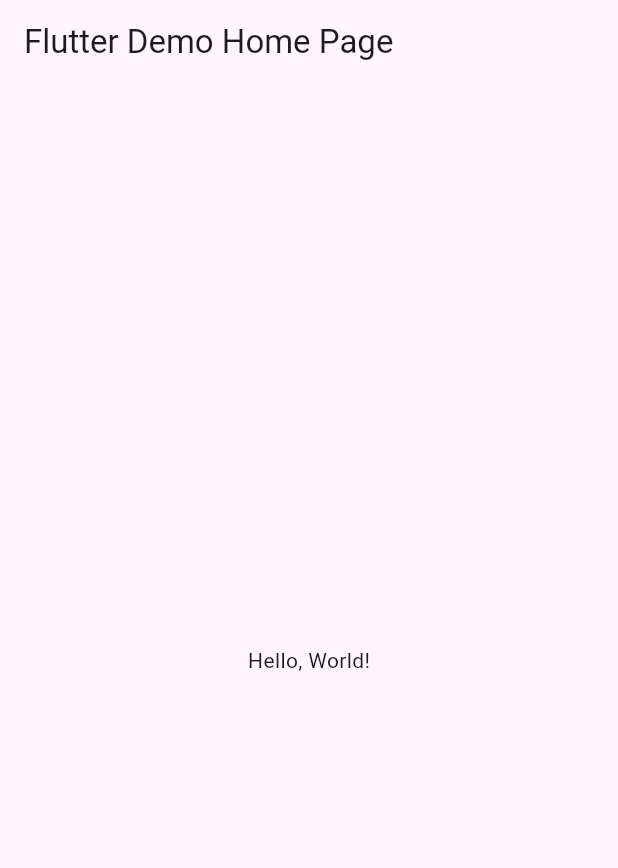
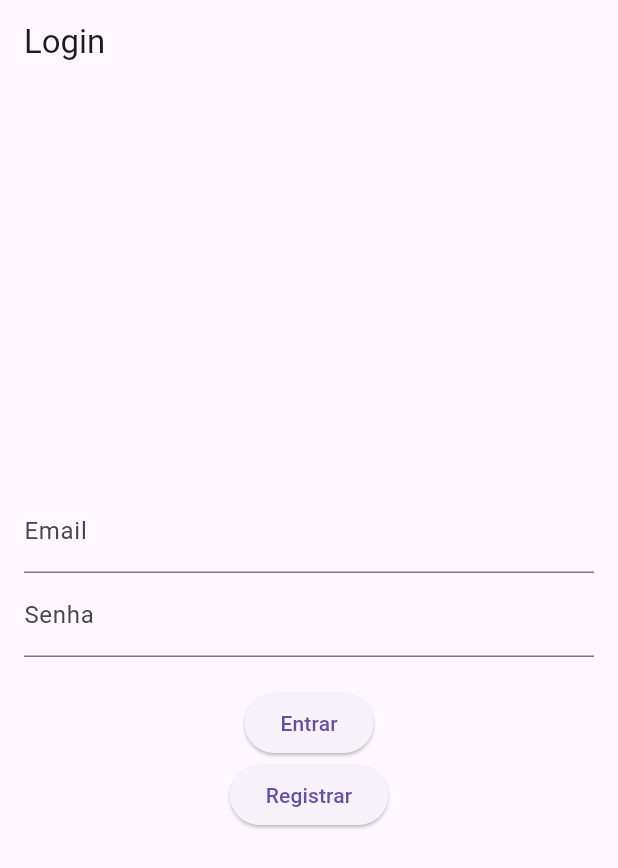
Before and after one commit to thalesleall/dev-mob-weather-app, a Flutter app: the screen it shows after launch, on a phone screen of 412 x 824 dp. Shown: the top 868 px of the screen. Run offline on Flutter 3.47's test engine with Material 3 defaults, Android fonts, the phone set to English and light mode, and no system bars; our stand-ins replace firebase_auth, firebase_core; accounts and stored records are empty.

Commit message:
First Commit

```diff
--- a/lib/main.dart
+++ b/lib/main.dart
@@ -1,42 +1,39 @@
 import 'package:flutter/material.dart';
+import 'package:firebase_core/firebase_core.dart';
+import 'package:firebase_auth/firebase_auth.dart';
+import 'firebase_options.dart'; // <-- adicionado
+import 'screens/login_screen.dart';
+import 'screens/home_screen.dart';
 
-void main() => runApp(MyApp());
+void main() async {
+  WidgetsFlutterBinding.ensureInitialized();
+  await Firebase.initializeApp(
+    options: DefaultFirebaseOptions.currentPlatform, // <-- adicionado
+  );
+  runApp(const MyApp());
+}
 
 class MyApp extends StatelessWidget {
-  const MyApp({super.key});
-  // This widget is the root of your application.
+  const MyApp({Key? key}) : super(key: key);
+
   @override
   Widget build(BuildContext context) {
     return MaterialApp(
-      // Application name
-      title: 'Flutter Hello World',
-      // Application theme data, you can set the colors for the application as
-      // you want
-      theme: ThemeData(
-        // useMaterial3: false,
-        primarySwatch: Colors.blue,
-      ),
-      // A widget which will be started on application startup
-      home: MyHomePage(title: 'Flutter Demo Home Page'),
-    );
-  }
-}
-
-class MyHomePage extends StatelessWidget {
-  final String title;
-  const MyHomePage({super.key, required this.title});
-
-  @override
-  Widget build(BuildContext context) {
-    return Scaffold(
-      appBar: AppBar(
-        // The title text which will be shown on the action bar
-        title: Text(title),
-      ),
-      body: Center(
-        child: Text(
-          'Hello, World!',
-        ),
+      title: 'Weather App',
+      theme: ThemeData(primarySwatch: Colors.blue),
+      home: StreamBuilder<User?>(
+        stream: FirebaseAuth.instance.authStateChanges(),
+        builder: (context, snapshot) {
+          if (snapshot.connectionState == ConnectionState.waiting) {
+            return const Scaffold(
+              body: Center(child: CircularProgressIndicator()),
+            );
+          }
+          if (snapshot.hasData) {
+            return const HomeScreen();
+          }
+          return const LoginScreen();
+        },
       ),
     );
   }
--- /dev/null
+++ b/lib/screens/login_screen.dart
@@ -0,0 +1,68 @@
+import 'package:flutter/material.dart';
+import 'package:firebase_auth/firebase_auth.dart';
+
+class LoginScreen extends StatefulWidget {
+  const LoginScreen({Key? key}) : super(key: key);
+
+  @override
+  State<LoginScreen> createState() => _LoginScreenState();
+}
+
+class _LoginScreenState extends State<LoginScreen> {
+  final TextEditingController _emailController = TextEditingController();
+  final TextEditingController _passwordController = TextEditingController();
+
+  Future<void> _signIn() async {
+    try {
+      await FirebaseAuth.instance.signInWithEmailAndPassword(
+        email: _emailController.text.trim(),
+        password: _passwordController.text.trim(),
+      );
+    } on FirebaseAuthException catch (e) {
+      ScaffoldMessenger.of(context).showSnackBar(SnackBar(
+        content: Text(e.message ?? 'Erro desconhecido'),
+      ));
+    }
+  }
+
+  Future<void> _register() async {
+    try {
+      await FirebaseAuth.instance.createUserWithEmailAndPassword(
+        email: _emailController.text.trim(),
+        password: _passwordController.text.trim(),
+      );
+    } on FirebaseAuthException catch (e) {
+      ScaffoldMessenger.of(context).showSnackBar(SnackBar(
+        content: Text(e.message ?? 'Erro desconhecido'),
+      ));
+    }
+  }
+
+  @override
+  Widget build(BuildContext context) {
+    return Scaffold(
+      appBar: AppBar(title: const Text('Login')),
+      body: Padding(
+        padding: const EdgeInsets.all(16.0),
+        child: Column(
+          mainAxisAlignment: MainAxisAlignment.center,
+          children: [
+            TextField(
+              controller: _emailController,
+              decoration: const InputDecoration(labelText: 'Email'),
+            ),
+            TextField(
+              controller: _passwordController,
+              decoration: const InputDecoration(labelText: 'Senha'),
+              obscureText: true,
+            ),
+            const SizedBox(height: 20),
+            ElevatedButton(onPressed: _signIn, child: const Text('Entrar')),
+            ElevatedButton(
+                onPressed: _register, child: const Text('Registrar')),
+          ],
+        ),
+      ),
+    );
+  }
+}
--- a/pubspec.yaml
+++ b/pubspec.yaml
@@ -10,11 +10,15 @@ environment:
 dependencies:
   flutter:
     sdk: flutter
+  firebase_core: ^2.27.0  # <-- Atualize para a última versão estável
+  firebase_auth: ^4.17.8  # <-- Atualize para a última versão estável
+  http: ^1.1.0
 
 dev_dependencies:
   flutter_test:
     sdk: flutter
-  flutter_lints: ^4.0.0
+  flutter_lints: ^4.0.0 # Considere atualizar também para ^3.0.1 ou mais recente
+  build_runner: ^2.4.11
 
 flutter:
   uses-material-design: true
```
Also changed, not shown: lib/screens/home_screen.dart (added, +62 -0 lines), lib/services/weather_service.dart (added, +24 -0 lines), lib/firebase_options.dart (added), 2 other files.
